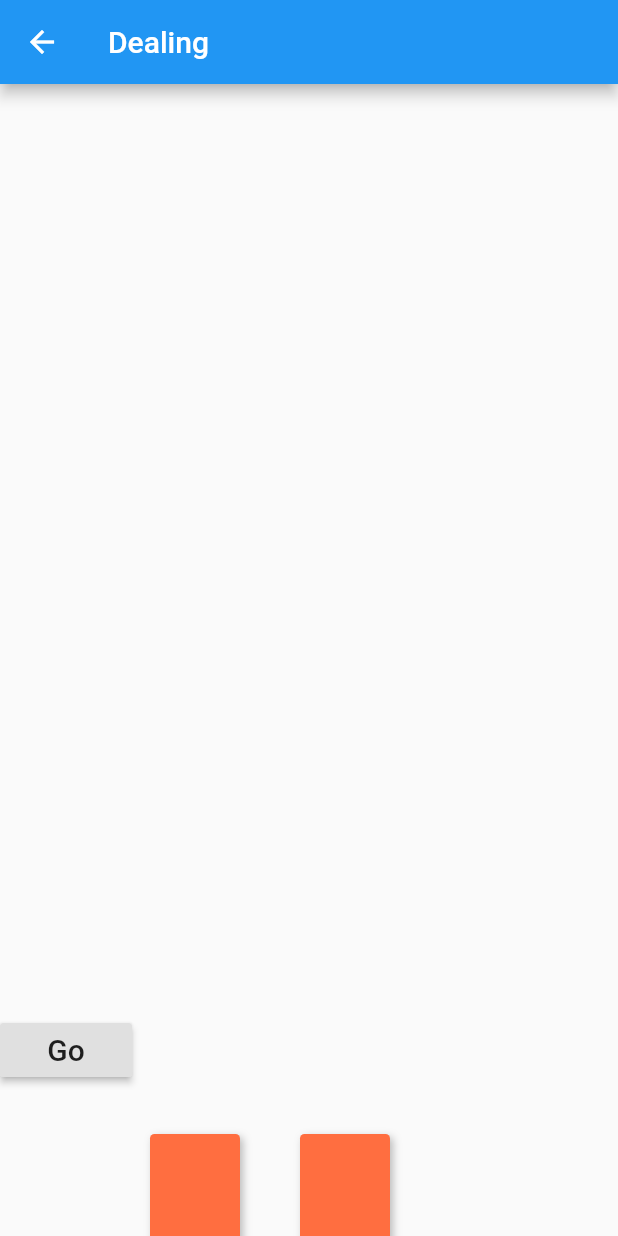
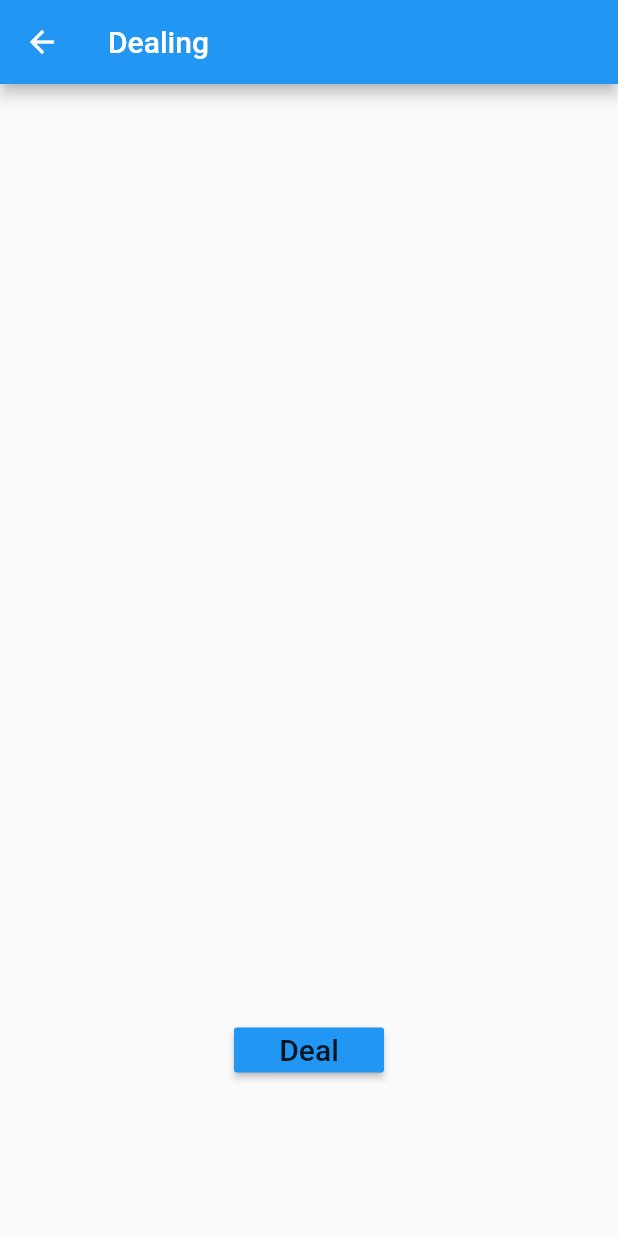
Before and after one commit to sTallone777/flutter_animate_demo, a Flutter app: the screen it shows after launch, after a tap on "Dealing", on a phone screen of 412 x 824 dp. Run offline on Flutter 3.47's test engine with Material 2 defaults, Android fonts, the light colour scheme and no system bars.

Commit message:
add file

```diff
--- a/lib/main.dart
+++ b/lib/main.dart
@@ -1,9 +1,7 @@
 import 'package:flutter/material.dart';
 import 'package:flutter_animate_demo/src/dealing.dart';
 
-void main() {
-  runApp(MyApp());
-}
+void main() => runApp(MyApp());
 
 class Demo {
   final String name;
--- a/lib/src/dealing.dart
+++ b/lib/src/dealing.dart
@@ -1,5 +1,8 @@
 import 'package:flutter/material.dart';
 
+const double cardWidth = 80.0;
+const int cardNum = 54;
+const int animateDuration = 200;
 /// This is the stateful widget that the main application instantiates.
 class Dealing extends StatefulWidget {
   static String routeName = '/dealing';
@@ -11,24 +14,16 @@ class Dealing extends StatefulWidget {
 
 /// This is the private State class that goes with MyStatefulWidget.
 /// AnimationControllers can be created with `vsync: this` because of TickerProviderStateMixin.
-class _DealingState extends State<Dealing>
-    with TickerProviderStateMixin {
+class _DealingState extends State<Dealing> with TickerProviderStateMixin {
   AnimationController _controller;
 
   @override
   void initState() {
     super.initState();
     _controller = AnimationController(
-      duration: const Duration(seconds: 1),
+      duration: const Duration(milliseconds: animateDuration * cardNum),
       vsync: this,
     );
-    // _controller.addStatusListener((status) {
-    //   if(status == AnimationStatus.completed){
-    //     _controller.reverse();
-    //   }else if(status == AnimationStatus.dismissed){
-    //     _controller.forward();
-    //   }
-    // });
   }
 
   @override
@@ -39,6 +34,19 @@ class _DealingState extends State<Dealing>
 
   @override
   Widget build(BuildContext context) {
+    Size s = MediaQuery.of(context).size;
+    double lb = s.width / 2 - cardWidth / 2;  //middle position
+    double distance = 10.0; //card distance
+    //animate duration of per card(two decimal)
+    String tempDistance = (1 / cardNum).toStringAsFixed(3);
+    double animateDistance = double.parse(tempDistance.substring(0, tempDistance.lastIndexOf('.') + 3));
+
+    int col = ((s.width - distance) / (cardWidth + distance)).floor();
+    int row = (cardNum / col).ceil();
+    //for center
+    int nonFixedWidth = ((s.width - (cardWidth + distance) * col) / 2).floor();
+    double offset = nonFixedWidth - distance / 2 >= 0 ? nonFixedWidth - distance / 2 : 0.0;
+
     return Scaffold(
       appBar: AppBar(
         title: Text('Dealing'),
@@ -46,34 +54,32 @@ class _DealingState extends State<Dealing>
       body: Center(
         child: Container(
           child: Stack(
-
             children: <Widget>[
               Positioned(
                 bottom: 100.0,
+                left: s.width / 2 - 50,
+                child: ButtonTheme(
+                  minWidth: 100.0,
+                  height: 30.0,
                   child: RaisedButton(
-                  child: Text('Go', style: TextStyle(fontSize: 20)),
-                  onPressed: (){
+                    child: Text('Deal', style: TextStyle(fontSize: 20)),
+                    onPressed: () {
                       _controller.forward();
                     },
                   ),
                 ),
+              ),
+              //create card by loop
+              for(var i = 0; i < row; i++)
+                for(var j = 0; j < col; j++)
                   CustomCard(
                     controller: _controller,
-                lb: 100,
-                le: 10,
-                tb: 700,
-                te: 10,
-                li1: 0.0,
-                li2: 0.5,
-              ),
-              CustomCard(
-                controller: _controller,
-                lb: 200,
-                le: 100,
-                tb: 700,
-                te: 10,
-                li1: 0.5,
-                li2: 1.0,
+                    leftBegin: lb,
+                    leftEnd: distance * (j + 1) + cardWidth * j + offset,
+                    topBegin: s.height,
+                    topEnd: distance * (i + 1),
+                    interval: (i * col + j) * animateDistance,
+                    time: (i * col + (j + 1)) * animateDistance,
                   ),
             ],
           ),
@@ -84,38 +90,48 @@ class _DealingState extends State<Dealing>
 }
 
 class CustomCard extends StatelessWidget {
-  CustomCard({ Key key, this.controller, this.lb, this.le, this.tb, this.te, this.li1, this.li2 }): super(key: key){
-
+  CustomCard({
+    Key key,
+    this.controller,
+    this.leftBegin,
+    this.leftEnd,
+    this.topBegin,
+    this.topEnd,
+    this.interval,
+    this.time,
+  }) : super(key: key) {
     left = Tween<double>(
-      begin: lb,
-      end: le,
+      begin: leftBegin,
+      end: leftEnd,
     ).animate(
       CurvedAnimation(
         parent: controller,
         curve: Interval(
-          li1, li2, //间隔，后40%的动画时间
+          interval,
+          time,
           curve: Curves.linear,
         ),
       ),
     );
 
     top = Tween<double>(
-      begin: tb,
-      end: te,
+      begin: topBegin,
+      end: topEnd,
     ).animate(
       CurvedAnimation(
         parent: controller,
         curve: Interval(
-          li1, li2, //间隔，后40%的动画时间
+          interval,
+          time,
           curve: Curves.linear,
         ),
       ),
     );
   }
 
-
   final Animation<double> controller;
-  double lb, le, tb, te, li1, li2;
+  final double ratio = 341 / 498;
+  double leftBegin, leftEnd, topBegin, topEnd, interval, time;
   Animation<double> left;
   Animation<double> top;
 
@@ -123,20 +139,23 @@ class CustomCard extends StatelessWidget {
     return Positioned(
       left: left.value,
       top: top.value,
-      width: 60,
-      height: 80,
+      width: cardWidth,
+      height: cardWidth / ratio,
+
       child: Container(
         decoration: BoxDecoration(
-            borderRadius: BorderRadius.all(Radius.circular(3.0)),
-            color: Colors.deepOrangeAccent,
+            borderRadius: BorderRadius.all(Radius.circular(5.0)),
+            image: DecorationImage(
+              image: AssetImage('assets/poker_back.jpg'),
+              fit: BoxFit.cover,
+            ),
             boxShadow: [
               new BoxShadow(
                   color: Colors.black26,
                   offset: new Offset(2.0, 2.0),
                   blurRadius: 4.0,
                   spreadRadius: 0.0)
-            ]
-        ),
+            ]),
       ),
     );
   }
--- a/pubspec.yaml
+++ b/pubspec.yaml
@@ -45,7 +45,8 @@ flutter:
   uses-material-design: true
 
   # To add assets to your application, add an assets section, like this:
-  # assets:
+  assets:
+    - assets/
   #   - images/a_dot_burr.jpeg
   #   - images/a_dot_ham.jpeg
 
```
Also changed, not shown: assets/poker_back.jpg (added). Lines whose indentation alone changed are shown as unchanged.
